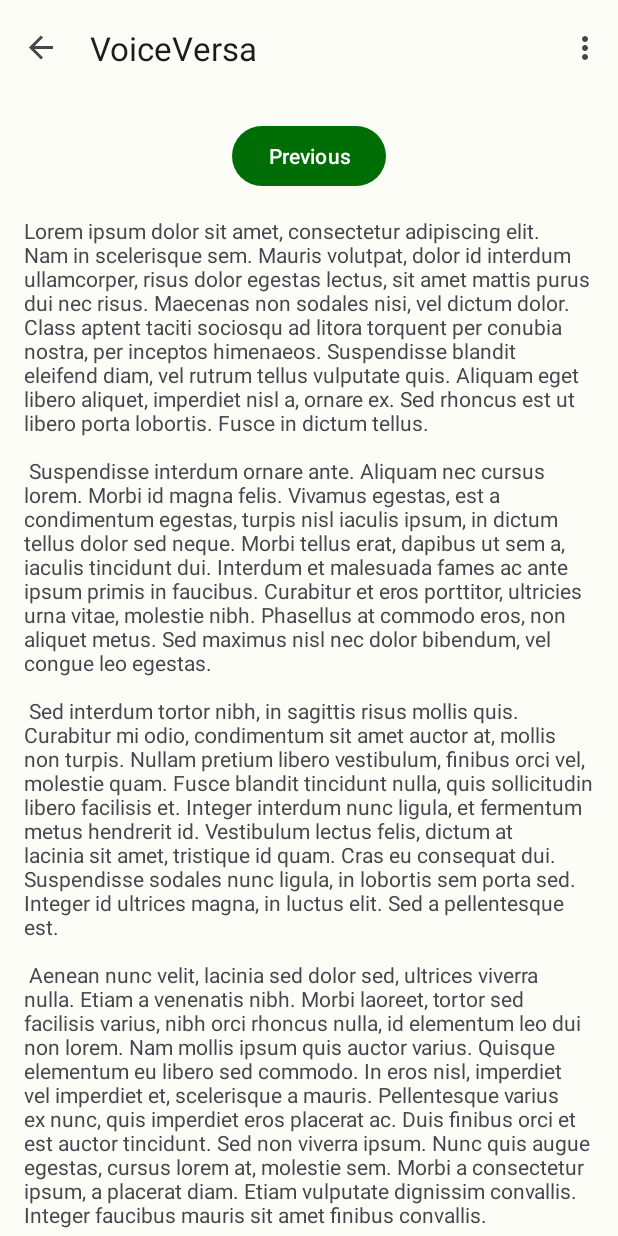
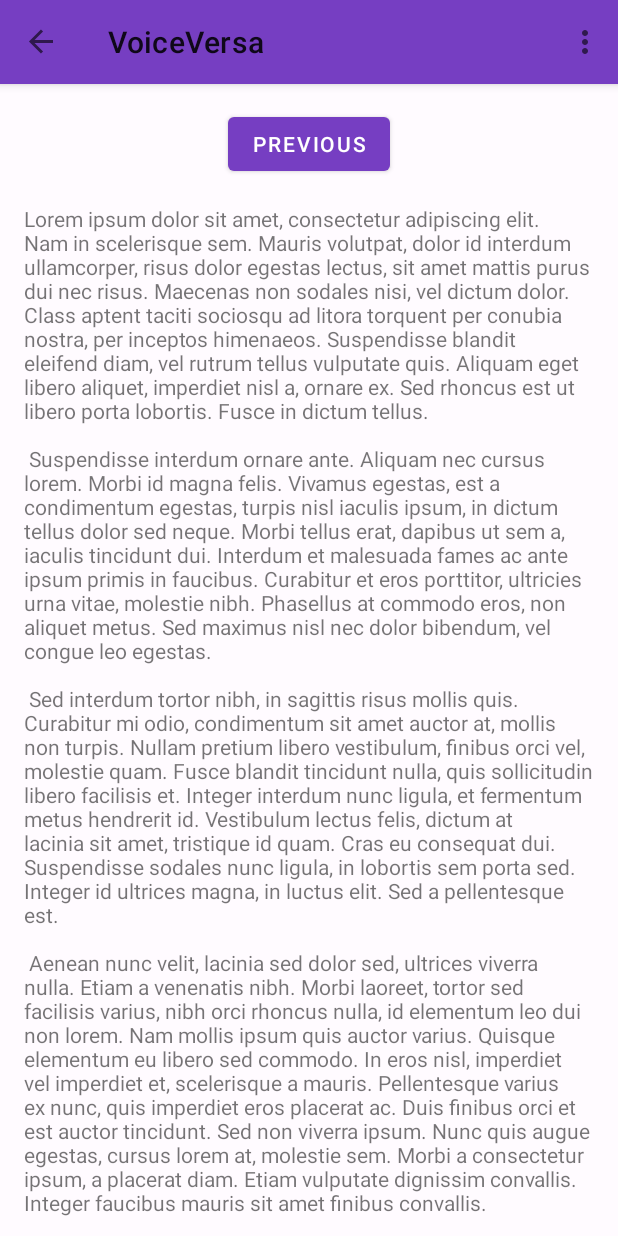
Before and after one commit to Leonm99/VoiceVersa, an Android app: the screen it shows after launch (MainActivity), in the options menu, after a tap on "Settings", on a phone screen of 412 x 824 dp. Run offline under Robolectric (Android 15) with nearby library versions, the phone set to English and light mode, and no system bars; our stand-ins replace navigation-ui; libraries missing offline, so code that uses them is left out: com.aallam.openai, com.arthenica.mobileffmpeg; Roboto replaces fonts that are not available here.

Commit message:
theme and layout changes

```diff
--- a/app/build.gradle.kts
+++ b/app/build.gradle.kts
@@ -66,6 +66,8 @@ dependencies {
     implementation("androidx.compose.ui:ui-tooling-preview")
     implementation("androidx.compose.material3:material3")
     implementation(platform("androidx.compose:compose-bom:2023.08.00"))
+    implementation("androidx.cardview:cardview:1.0.0")
+
     testImplementation("junit:junit:4.13.2")
     androidTestImplementation("androidx.test.ext:junit:1.1.5")
     androidTestImplementation("androidx.test.espresso:espresso-core:3.5.1")
--- a/app/src/main/AndroidManifest.xml
+++ b/app/src/main/AndroidManifest.xml
@@ -58,7 +58,9 @@
             android:exported="false"
             android:foregroundServiceType="specialUse"
             android:label="@string/app_name"
-            android:roundIcon="@mipmap/ic_launcher">
+            android:roundIcon="@mipmap/ic_launcher"
+            android:theme="@style/AppTheme">
+
             <property
                 android:name="android.app.PROPERTY_SPECIAL_USE_FGS_SUBTYPE"
                 android:value="Foregroundservice to show user transcription of audio file they shared." />
--- a/app/src/main/res/values/colors.xml
+++ b/app/src/main/res/values/colors.xml
@@ -1,63 +1,63 @@
 <resources>
-    <color name="seed">#4dc242</color>
-    <color name="md_theme_light_primary">#006E07</color>
+    <color name="seed">#b17aff</color>
+    <color name="md_theme_light_primary">#763EC2</color>
     <color name="md_theme_light_onPrimary">#FFFFFF</color>
-    <color name="md_theme_light_primaryContainer">#86FD74</color>
-    <color name="md_theme_light_onPrimaryContainer">#002201</color>
-    <color name="md_theme_light_secondary">#53634E</color>
+    <color name="md_theme_light_primaryContainer">#EDDCFF</color>
+    <color name="md_theme_light_onPrimaryContainer">#290055</color>
+    <color name="md_theme_light_secondary">#645A70</color>
     <color name="md_theme_light_onSecondary">#FFFFFF</color>
-    <color name="md_theme_light_secondaryContainer">#D7E8CD</color>
-    <color name="md_theme_light_onSecondaryContainer">#121F0E</color>
-    <color name="md_theme_light_tertiary">#386569</color>
+    <color name="md_theme_light_secondaryContainer">#EBDDF7</color>
+    <color name="md_theme_light_onSecondaryContainer">#20182A</color>
+    <color name="md_theme_light_tertiary">#7F525B</color>
     <color name="md_theme_light_onTertiary">#FFFFFF</color>
-    <color name="md_theme_light_tertiaryContainer">#BCEBEF</color>
-    <color name="md_theme_light_onTertiaryContainer">#002022</color>
+    <color name="md_theme_light_tertiaryContainer">#FFD9DF</color>
+    <color name="md_theme_light_onTertiaryContainer">#321019</color>
     <color name="md_theme_light_error">#BA1A1A</color>
     <color name="md_theme_light_errorContainer">#FFDAD6</color>
     <color name="md_theme_light_onError">#FFFFFF</color>
     <color name="md_theme_light_onErrorContainer">#410002</color>
-    <color name="md_theme_light_background">#FCFDF6</color>
-    <color name="md_theme_light_onBackground">#1A1C18</color>
-    <color name="md_theme_light_surface">#FCFDF6</color>
-    <color name="md_theme_light_onSurface">#1A1C18</color>
-    <color name="md_theme_light_surfaceVariant">#DFE4D8</color>
-    <color name="md_theme_light_onSurfaceVariant">#43483F</color>
-    <color name="md_theme_light_outline">#73796E</color>
-    <color name="md_theme_light_inverseOnSurface">#F1F1EB</color>
-    <color name="md_theme_light_inverseSurface">#2F312D</color>
-    <color name="md_theme_light_inversePrimary">#6ADF5B</color>
+    <color name="md_theme_light_background">#FFFBFF</color>
+    <color name="md_theme_light_onBackground">#1D1B1E</color>
+    <color name="md_theme_light_surface">#FFFBFF</color>
+    <color name="md_theme_light_onSurface">#1D1B1E</color>
+    <color name="md_theme_light_surfaceVariant">#E8E0EB</color>
+    <color name="md_theme_light_onSurfaceVariant">#4A454E</color>
+    <color name="md_theme_light_outline">#7B757F</color>
+    <color name="md_theme_light_inverseOnSurface">#F5EFF4</color>
+    <color name="md_theme_light_inverseSurface">#322F33</color>
+    <color name="md_theme_light_inversePrimary">#D7BAFF</color>
     <color name="md_theme_light_shadow">#000000</color>
-    <color name="md_theme_light_surfaceTint">#006E07</color>
-    <color name="md_theme_light_outlineVariant">#C3C8BC</color>
+    <color name="md_theme_light_surfaceTint">#763EC2</color>
+    <color name="md_theme_light_outlineVariant">#CCC4CF</color>
     <color name="md_theme_light_scrim">#000000</color>
-    <color name="md_theme_dark_primary">#6ADF5B</color>
-    <color name="md_theme_dark_onPrimary">#003A02</color>
-    <color name="md_theme_dark_primaryContainer">#005304</color>
-    <color name="md_theme_dark_onPrimaryContainer">#86FD74</color>
-    <color name="md_theme_dark_secondary">#BBCBB2</color>
-    <color name="md_theme_dark_onSecondary">#263422</color>
-    <color name="md_theme_dark_secondaryContainer">#3C4B37</color>
-    <color name="md_theme_dark_onSecondaryContainer">#D7E8CD</color>
-    <color name="md_theme_dark_tertiary">#A0CFD2</color>
-    <color name="md_theme_dark_onTertiary">#00373A</color>
-    <color name="md_theme_dark_tertiaryContainer">#1E4D51</color>
-    <color name="md_theme_dark_onTertiaryContainer">#BCEBEF</color>
+    <color name="md_theme_dark_primary">#D7BAFF</color>
+    <color name="md_theme_dark_onPrimary">#440087</color>
+    <color name="md_theme_dark_primaryContainer">#5E20A8</color>
+    <color name="md_theme_dark_onPrimaryContainer">#EDDCFF</color>
+    <color name="md_theme_dark_secondary">#CEC2DA</color>
+    <color name="md_theme_dark_onSecondary">#352D40</color>
+    <color name="md_theme_dark_secondaryContainer">#4C4357</color>
+    <color name="md_theme_dark_onSecondaryContainer">#EBDDF7</color>
+    <color name="md_theme_dark_tertiary">#F2B7C2</color>
+    <color name="md_theme_dark_onTertiary">#4B252D</color>
+    <color name="md_theme_dark_tertiaryContainer">#653B43</color>
+    <color name="md_theme_dark_onTertiaryContainer">#FFD9DF</color>
     <color name="md_theme_dark_error">#FFB4AB</color>
     <color name="md_theme_dark_errorContainer">#93000A</color>
     <color name="md_theme_dark_onError">#690005</color>
     <color name="md_theme_dark_onErrorContainer">#FFDAD6</color>
-    <color name="md_theme_dark_background">#1A1C18</color>
-    <color name="md_theme_dark_onBackground">#E2E3DD</color>
-    <color name="md_theme_dark_surface">#1A1C18</color>
-    <color name="md_theme_dark_onSurface">#E2E3DD</color>
-    <color name="md_theme_dark_surfaceVariant">#43483F</color>
-    <color name="md_theme_dark_onSurfaceVariant">#C3C8BC</color>
-    <color name="md_theme_dark_outline">#8D9387</color>
-    <color name="md_theme_dark_inverseOnSurface">#1A1C18</color>
-    <color name="md_theme_dark_inverseSurface">#E2E3DD</color>
-    <color name="md_theme_dark_inversePrimary">#006E07</color>
+    <color name="md_theme_dark_background">#1D1B1E</color>
+    <color name="md_theme_dark_onBackground">#E7E1E6</color>
+    <color name="md_theme_dark_surface">#1D1B1E</color>
+    <color name="md_theme_dark_onSurface">#E7E1E6</color>
+    <color name="md_theme_dark_surfaceVariant">#4A454E</color>
+    <color name="md_theme_dark_onSurfaceVariant">#CCC4CF</color>
+    <color name="md_theme_dark_outline">#958E99</color>
+    <color name="md_theme_dark_inverseOnSurface">#1D1B1E</color>
+    <color name="md_theme_dark_inverseSurface">#E7E1E6</color>
+    <color name="md_theme_dark_inversePrimary">#763EC2</color>
     <color name="md_theme_dark_shadow">#000000</color>
-    <color name="md_theme_dark_surfaceTint">#6ADF5B</color>
-    <color name="md_theme_dark_outlineVariant">#43483F</color>
+    <color name="md_theme_dark_surfaceTint">#D7BAFF</color>
+    <color name="md_theme_dark_outlineVariant">#4A454E</color>
     <color name="md_theme_dark_scrim">#000000</color>
 </resources>
```
Also changed, not shown: app/src/main/java/com/leonm/voiceversa/FloatingService.kt (renamed from app/src/main/java/com/example/whispdroid/FloatingService.kt, +11 -13 lines), app/src/main/java/com/leonm/voiceversa/Window.kt (+75 -45 lines), app/src/main/res/layout/fragment_first.xml (+13 -5 lines), app/src/main/res/layout/window.xml (+43 -26 lines), app/src/main/res/values-night/themes.xml (+8 -12 lines), app/src/main/res/values/themes.xml (+7 -10 lines).
